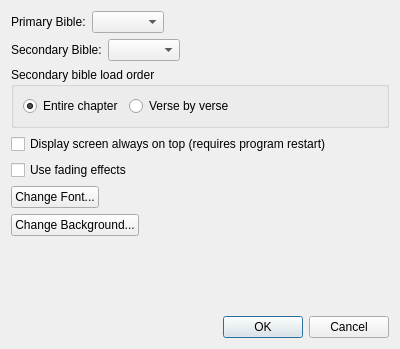
First picture: the form in src/settingsdialog.ui, repository SoftProjector/src, before the edit.
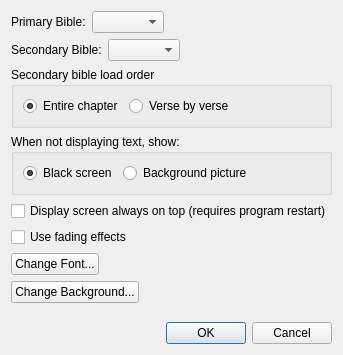
Second picture: the form after the edit.

Commit message: Changes towards making it possible to edit the font and the wallpaper via the settings dialog box.

Diff of the .ui file:
```diff
--- a/src/settingsdialog.ui
+++ b/src/settingsdialog.ui
@@ -6,8 +6,8 @@
    <rect>
     <x>0</x>
     <y>0</y>
-    <width>400</width>
-    <height>349</height>
+    <width>328</width>
+    <height>355</height>
    </rect>
   </property>
   <property name="windowTitle">
@@ -95,7 +95,33 @@
     </widget>
    </item>
    <item>
-    <widget class="QCheckBox" name="display_on_to_box">
+    <widget class="QGroupBox" name="groupBox_2">
+     <property name="title">
+      <string>When not displaying text, show:</string>
+     </property>
+     <layout class="QFormLayout" name="formLayout_2">
+      <item row="0" column="0">
+       <widget class="QRadioButton" name="blank_screen_rbutton">
+        <property name="text">
+         <string>Black screen</string>
+        </property>
+        <property name="checked">
+         <bool>true</bool>
+        </property>
+       </widget>
+      </item>
+      <item row="0" column="1">
+       <widget class="QRadioButton" name="background_picture_rbutton">
+        <property name="text">
+         <string>Background picture</string>
+        </property>
+       </widget>
+      </item>
+     </layout>
+    </widget>
+   </item>
+   <item>
+    <widget class="QCheckBox" name="display_on_top_box">
      <property name="text">
       <string>Display screen always on top (requires program restart)</string>
      </property>
@@ -164,7 +190,7 @@
      <property name="sizeHint" stdset="0">
       <size>
        <width>20</width>
-       <height>102</height>
+       <height>17</height>
       </size>
      </property>
     </spacer>
```
Left out of the diff: 4 changed lines with no effect on the pictures. The commit also changes 6 other files.
